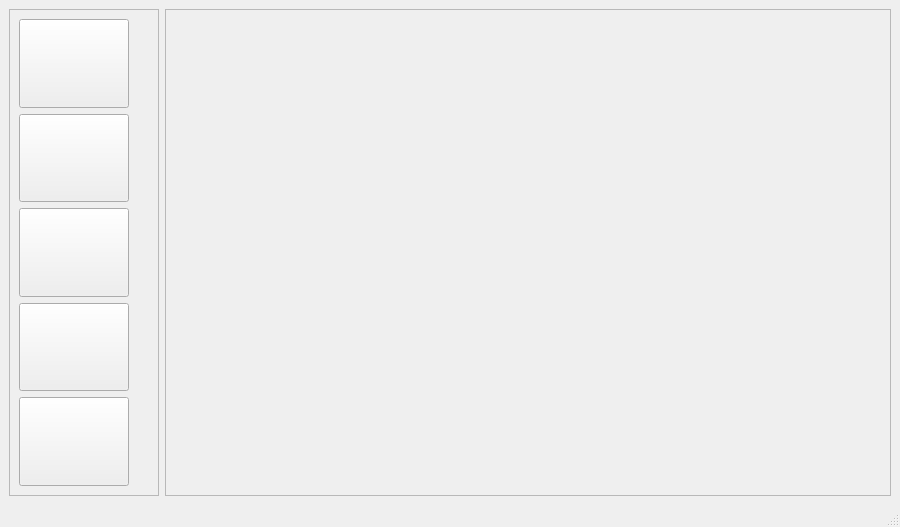
First picture: the form in src/vista/ui/main.ui, repository gmenep/Trabajo-grupal-IS, before the edit.
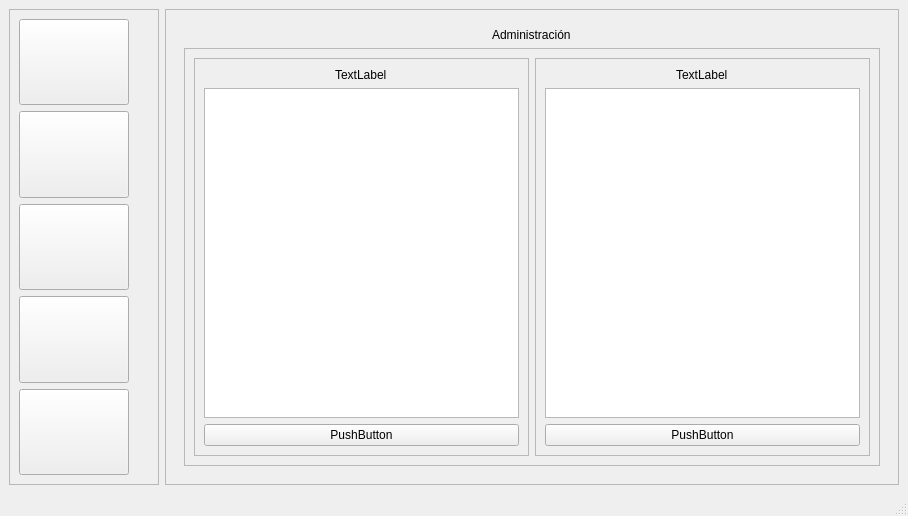
Second picture: the form after the edit. Icons and pictures are not drawn.

Commit message: Primeras pruebas main.py

The edit to the form file:
```diff
--- a/src/vista/ui/main.ui
+++ b/src/vista/ui/main.ui
@@ -6,8 +6,8 @@
    <rect>
     <x>0</x>
     <y>0</y>
-    <width>900</width>
-    <height>527</height>
+    <width>908</width>
+    <height>516</height>
    </rect>
   </property>
   <property name="maximumSize">
@@ -213,7 +213,7 @@
        <item>
         <widget class="QStackedWidget" name="stackedWidget">
          <property name="currentIndex">
-          <number>3</number>
+          <number>4</number>
          </property>
          <widget class="QWidget" name="inventario_page">
           <property name="enabled">
@@ -577,7 +577,87 @@
           </layout>
          </widget>
          <widget class="QWidget" name="page_2"/>
-         <widget class="QWidget" name="page"/>
+         <widget class="QWidget" name="admin_page">
+          <layout class="QVBoxLayout" name="verticalLayout_6">
+           <item alignment="Qt::AlignHCenter">
+            <widget class="QLabel" name="label_6">
+             <property name="text">
+              <string>Administración</string>
+             </property>
+            </widget>
+           </item>
+           <item>
+            <widget class="QFrame" name="frame_7">
+             <property name="frameShape">
+              <enum>QFrame::StyledPanel</enum>
+             </property>
+             <property name="frameShadow">
+              <enum>QFrame::Raised</enum>
+             </property>
+             <layout class="QHBoxLayout" name="horizontalLayout_6">
+              <item>
+               <widget class="QFrame" name="frame_6">
+                <property name="frameShape">
+                 <enum>QFrame::StyledPanel</enum>
+                </property>
+                <property name="frameShadow">
+                 <enum>QFrame::Raised</enum>
+                </property>
+                <layout class="QVBoxLayout" name="verticalLayout_7">
+                 <item alignment="Qt::AlignHCenter">
+                  <widget class="QLabel" name="label_4">
+                   <property name="text">
+                    <string>TextLabel</string>
+                   </property>
+                  </widget>
+                 </item>
+                 <item>
+                  <widget class="QTableWidget" name="tableWidget_4"/>
+                 </item>
+                 <item>
+                  <widget class="QPushButton" name="pushButton_4">
+                   <property name="text">
+                    <string>PushButton</string>
+                   </property>
+                  </widget>
+                 </item>
+                </layout>
+               </widget>
+              </item>
+              <item>
+               <widget class="QFrame" name="frame_5">
+                <property name="frameShape">
+                 <enum>QFrame::StyledPanel</enum>
+                </property>
+                <property name="frameShadow">
+                 <enum>QFrame::Raised</enum>
+                </property>
+                <layout class="QVBoxLayout" name="verticalLayout_8">
+                 <item alignment="Qt::AlignHCenter">
+                  <widget class="QLabel" name="label_5">
+                   <property name="text">
+                    <string>TextLabel</string>
+                   </property>
+                  </widget>
+                 </item>
+                 <item>
+                  <widget class="QListView" name="listView"/>
+                 </item>
+                 <item>
+                  <widget class="QPushButton" name="pushButton_5">
+                   <property name="text">
+                    <string>PushButton</string>
+                   </property>
+                  </widget>
+                 </item>
+                </layout>
+               </widget>
+              </item>
+             </layout>
+            </widget>
+           </item>
+          </layout>
+         </widget>
         </widget>
        </item>
       </layout>
```
The commit also changes 2 other files.
